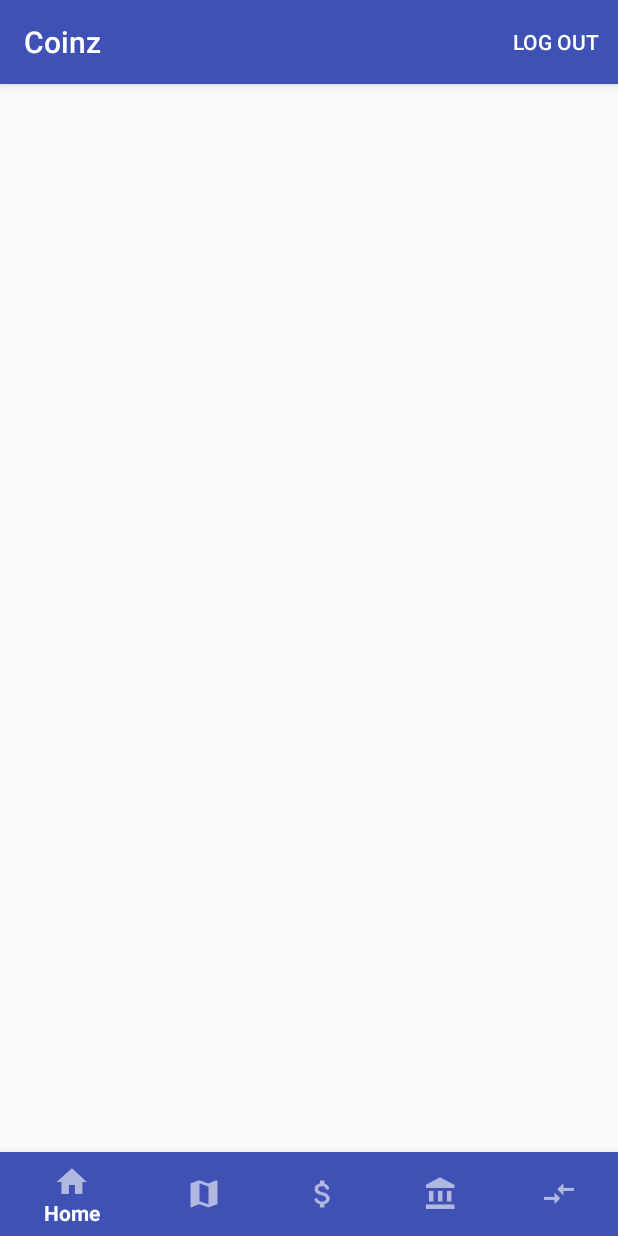
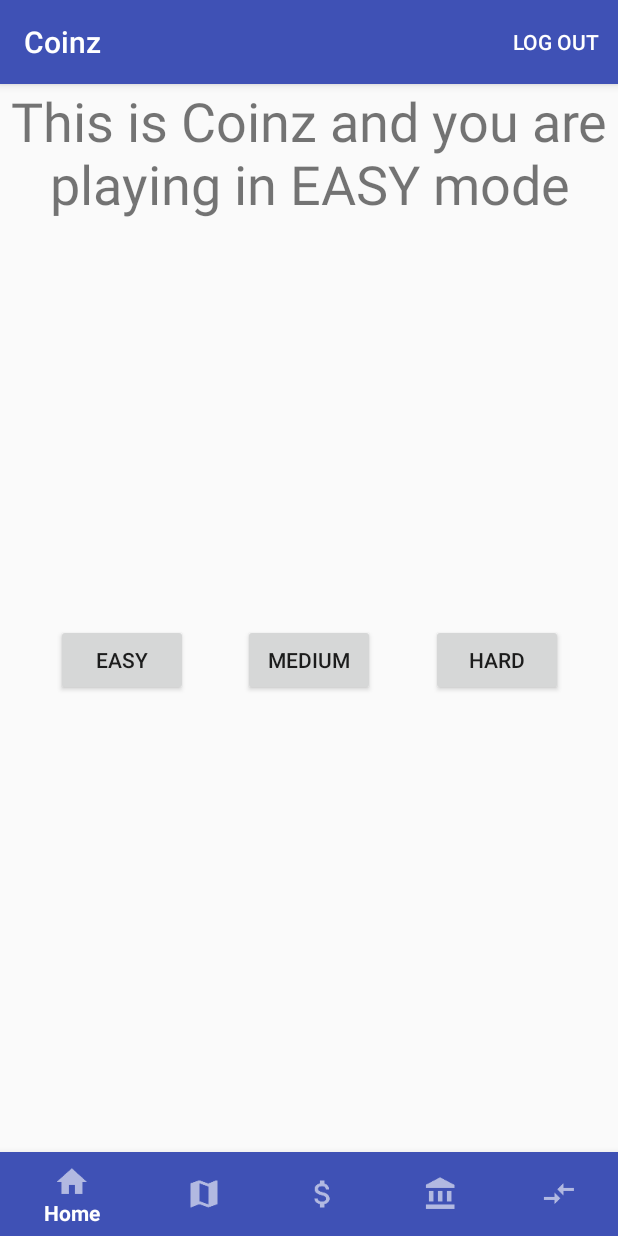
Before and after one commit to abakhai/Coinz, an Android app: the screen it shows after launch once a user with an empty profile is signed in (HomeActivity), on a phone screen of 412 x 824 dp. Run offline under Robolectric (Android 15) with nearby library versions, the phone set to English and light mode, and no system bars; our stand-ins replace Firebase (no records; nobody signed in at launch, a user with empty details on screens opened directly); libraries missing offline, so code that uses them is left out: com.firebase.ui, com.mapbox.android, com.mapbox.geojson, com.mapbox.mapboxsdk.

Commit message:
Added a few strings, that need to be better named

```diff
--- a/app/src/main/java/com/example/ami/coinz/HomeActivity.kt
+++ b/app/src/main/java/com/example/ami/coinz/HomeActivity.kt
@@ -11,7 +11,9 @@ import android.support.v4.app.TaskStackBuilder
 import android.util.Log
 import android.view.Menu
 import android.view.MenuItem
+import android.widget.Button
 import android.widget.TextView
+import android.widget.Toast
 import com.firebase.ui.auth.AuthUI
 import com.google.firebase.auth.FirebaseAuth
 import com.google.firebase.firestore.DocumentReference
@@ -32,6 +34,10 @@ class HomeActivity : AppCompatActivity() {
     private var firestore: FirebaseFirestore? = null
     private var firestoreUser: DocumentReference? = null
 
+    object DataHome {
+        var mode = "EASY"
+    }
+
     override fun onCreate(savedInstanceState: Bundle?) {
         super.onCreate(savedInstanceState)
         setContentView(R.layout.activity_home)
@@ -45,21 +51,34 @@ class HomeActivity : AppCompatActivity() {
         var menuItem = menu.getItem(0)
         menuItem.setChecked(true)
 
+        val btn_click : Button = findViewById(R.id.button3)
+        // set on-click listener
+        btn_click.setOnClickListener {
+            Toast.makeText(this, "You clicked HARD", Toast.LENGTH_SHORT).show()
+            DataHome.mode = "HARD"
+        }
 
-       // var textView : TextView = findViewById(R.id.tv)
-        //var textView1 : TextView = findViewById(R.id.tv1)
-        //var textView2 : TextView = findViewById(R.id.tv2)
-        //var textView3: TextView = findViewById(R.id.tv3)
-        //var textView4 : TextView = findViewById(R.id.tv4)
-        //var textView5 : TextView = findViewById(R.id.tv5)
+        // get reference to button
+        val btn_click_me : Button = findViewById(R.id.button)
+        // set on-click listener
+        btn_click_me.setOnClickListener {
+            Toast.makeText(this, "You clicked MEDIUM", Toast.LENGTH_SHORT).show()
+            DataHome.mode = "MEDIUM"
+        }
+
+        val btn : Button = findViewById(R.id.button2)
+        // set on-click listener
+        btn.setOnClickListener {
+        Toast.makeText(this, "You clicked EASY", Toast.LENGTH_SHORT).show()
+            DataHome.mode = "EASY"
+        }
+
+
+       var textView : TextView = findViewById(R.id.tv)
 
         //Setting the text from the strings.xml file.
-        //textView.text = resources.getString(R.string.wallet, MainActivity.Data.wallet.size)
-        //textView1.text = resources.getString(R.string.bank, 0)
-        //textView2.text = resources.getString(R.string.colorD)
-        //textView3.text = resources.getString(R.string.colorS)
-        //textView4.text = resources.getString(R.string.colorP)
-        //textView5.text = resources.getString(R.string.colorQ)
+        textView.text = resources.getString(R.string.welcome, DataHome.mode)
+
 
 
 
--- a/app/src/main/res/layout/activity_home.xml
+++ b/app/src/main/res/layout/activity_home.xml
@@ -6,27 +6,47 @@
     android:layout_height="match_parent"
     tools:context="com.example.ami.coinz.HomeActivity">
 
-    <TableLayout
+    <Button
+        android:id="@+id/button2"
+        android:layout_width="wrap_content"
+        android:layout_height="wrap_content"
+        android:text="@string/easy"
+        app:layout_constraintRight_toLeftOf="@+id/button"
+        app:layout_constraintLeft_toLeftOf="parent"
+        app:layout_constraintBottom_toBottomOf="parent"
+        app:layout_constraintTop_toTopOf="parent" />
+
+    <Button
+        android:id="@+id/button"
+        android:layout_width="wrap_content"
+        android:layout_height="wrap_content"
+        android:text="@string/med"
+        app:layout_constraintRight_toLeftOf="@+id/button3"
+        app:layout_constraintVertical_chainStyle="packed"
+        app:layout_constraintLeft_toRightOf="@+id/button2"
+        app:layout_constraintBottom_toBottomOf="parent"
+        app:layout_constraintTop_toTopOf="parent" />
+
+    <Button
+        android:id="@+id/button3"
+        android:layout_width="wrap_content"
+        android:layout_height="wrap_content"
+        android:text="@string/hard"
+        app:layout_constraintRight_toRightOf="parent"
+        app:layout_constraintVertical_chainStyle="spread"
+        app:layout_constraintLeft_toRightOf="@+id/button"
+        app:layout_constraintBottom_toBottomOf="parent"
+        app:layout_constraintTop_toTopOf="parent" />
+
+
+
+
+    <TextView
+        android:id="@+id/tv"
         android:layout_width="match_parent"
-        android:layout_height="match_parent">
-
-        <TableRow
-            android:layout_width="match_parent"
-            android:layout_height="match_parent" />
-
-        <TableRow
-            android:layout_width="match_parent"
-            android:layout_height="match_parent" />
-
-        <TableRow
-            android:layout_width="match_parent"
-            android:layout_height="match_parent" />
-
-        <TableRow
-            android:layout_width="match_parent"
-            android:layout_height="match_parent"
-            android:text="@string/wallet"/>
-    </TableLayout>
+        android:layout_height="match_parent"
+        android:text="@string/welcome"
+        android:theme="@style/ThemeOverlay.MyText"/>
 
 
 
--- a/app/src/main/res/values/strings.xml
+++ b/app/src/main/res/values/strings.xml
@@ -28,6 +28,10 @@
     <string name="level">You are playing %1$s mode</string>
     <string name="calories">You have burnt %1$d calories</string>
     <string name="title_activity_login">Sign In</string>
+    <string name="easy">EASY</string>
+    <string name="med">MEDIUM</string>
+    <string name="hard">HARD</string>
+    <string name="welcome">This is Coinz and you are playing in %1$s mode</string>
 
 
     <!-- Strings related to login -->
--- a/app/src/main/res/values/styles.xml
+++ b/app/src/main/res/values/styles.xml
@@ -62,6 +62,9 @@
         <item name="android:textSize">36sp</item>
     </style>
 
-
+    <style name="ThemeOverlay.MyText" parent="AppTheme">
+        <item name="android:gravity">center_horizontal</item>
+        <item name="android:textSize">36sp</item>
+    </style>
 
 </resources>
```
